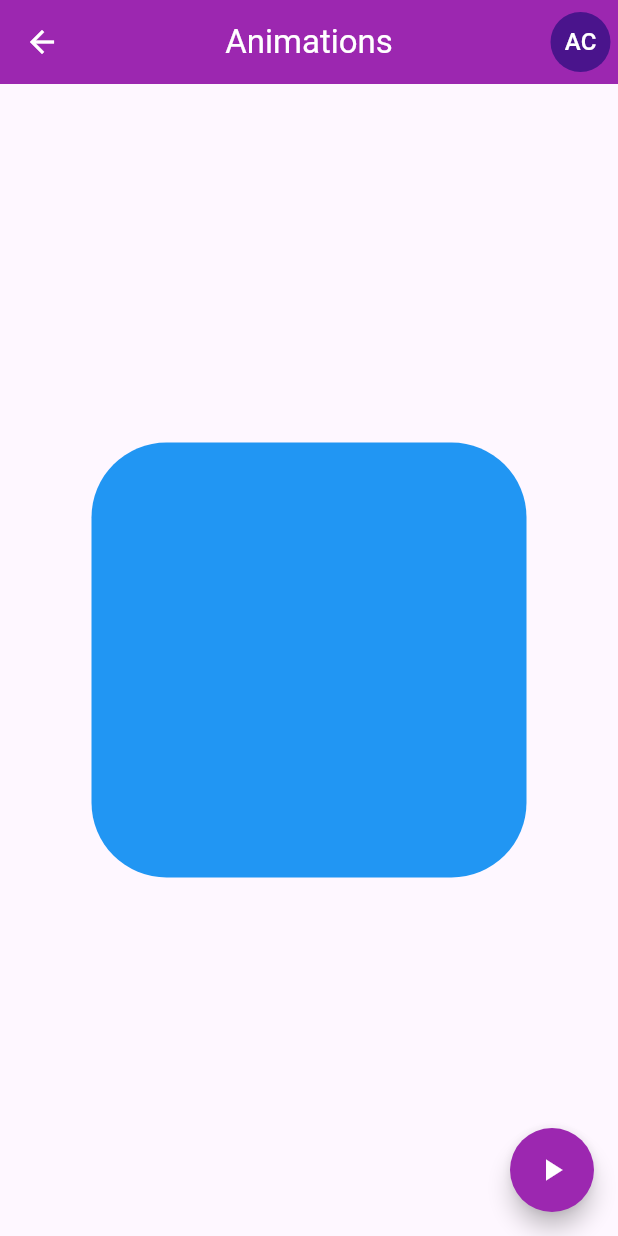
After one commit to Chafardet-1800/Flutter-Components, a Flutter app: the AnimatedScreen screen opened by its route, after a tap on the "play arrow" icon, on a phone screen of 412 x 824 dp. The commit adds this screen. Run offline on Flutter 3.47's test engine with Material 3 defaults, Android fonts, the phone set to English and light mode, and no system bars.

Commit message:
Maquetacion de vista de animacion

```diff
--- a/lib/router/app_routes.dart
+++ b/lib/router/app_routes.dart
@@ -13,6 +13,7 @@ class AppRoutes {
     MenuOption(route: '/alert', name: 'Alerts Screen', screen: const AlertScreen(), icon: Icons.mark_unread_chat_alt_outlined),
     MenuOption(route: '/cards', name: 'Cards Screen', screen: const CardScreen(), icon: Icons.credit_card),
     MenuOption(route: '/avatar', name: 'Avatar Screen', screen: const AvatarScreen(), icon: Icons.person),
+    MenuOption(route: '/animated', name: 'Animated Screen', screen: const AnimatedScreen(), icon: Icons.play_circle_outline),
   ];
 
   static Map<String, Widget Function(BuildContext)> getAppRoutes() {
--- /dev/null
+++ b/lib/screens/animated_screen.dart
@@ -0,0 +1,80 @@
+import 'dart:math' show Random;
+
+import 'package:flutter/material.dart';
+
+class AnimatedScreen extends StatefulWidget {
+
+  const AnimatedScreen({Key? key}) : super(key: key);
+
+  @override
+  State<AnimatedScreen> createState() => _AnimatedScreenState();
+}
+
+class _AnimatedScreenState extends State<AnimatedScreen> {
+
+  double _width = 70;
+  double _heigth = 70;
+  MaterialColor _color = Colors.purple;
+  BorderRadiusGeometry _borderRadius = BorderRadius.circular(10);
+  bool _changed = false;
+
+  void changeShape () {
+
+    if(_changed) {
+
+      _borderRadius = BorderRadius.circular(10);
+      _width = 70;
+      _heigth = 70;
+      _color = Colors.purple;
+      _changed = false;
+
+    }
+    else {
+
+      final rnd = Random().nextInt(300).toDouble() + 70;
+
+      _borderRadius = BorderRadius.circular(50);
+      _width = rnd;
+      _heigth = rnd;
+      _color = Colors.blue;
+      _changed = true;
+
+    }
+
+    setState(() {});
+
+  }
+
+  @override
+  Widget build(BuildContext context) {
+    return Scaffold(
+      appBar: AppBar(
+        title: const Text('Animations'),
+        actions: [
+          Container(
+            margin: const EdgeInsets.only( right: 5),
+            child: CircleAvatar(
+              backgroundColor: Colors.purple[900],
+              foregroundColor: Colors.white,
+              child: const Text('AC'),
+            ),
+          )
+        ],
+      ),
+      body: Center(
+         child: Container(
+          width: _width,
+          height: _heigth,
+          decoration: BoxDecoration(
+            color: _color,
+            borderRadius: _borderRadius
+          ),
+         ),
+      ),
+      floatingActionButton: FloatingActionButton(
+        onPressed: changeShape,
+        child: const Icon(Icons.play_arrow),
+      ),
+    );
+  }
+}
--- a/lib/screens/screens.dart
+++ b/lib/screens/screens.dart
@@ -1,4 +1,5 @@
 export 'package:flutter_components_test/screens/alert_screen.dart';
+export 'package:flutter_components_test/screens/animated_screen.dart';
 export 'package:flutter_components_test/screens/avatar_screen.dart';
 export 'package:flutter_components_test/screens/card_screen.dart';
 export 'package:flutter_components_test/screens/home_screen.dart';
--- a/lib/theme/app_theme.dart
+++ b/lib/theme/app_theme.dart
@@ -24,6 +24,7 @@ class AppTheme {
 
     floatingActionButtonTheme: const FloatingActionButtonThemeData(
       backgroundColor: primary,
+      foregroundColor: Colors.white,
       shape: CircleBorder()
     ),
 
```
